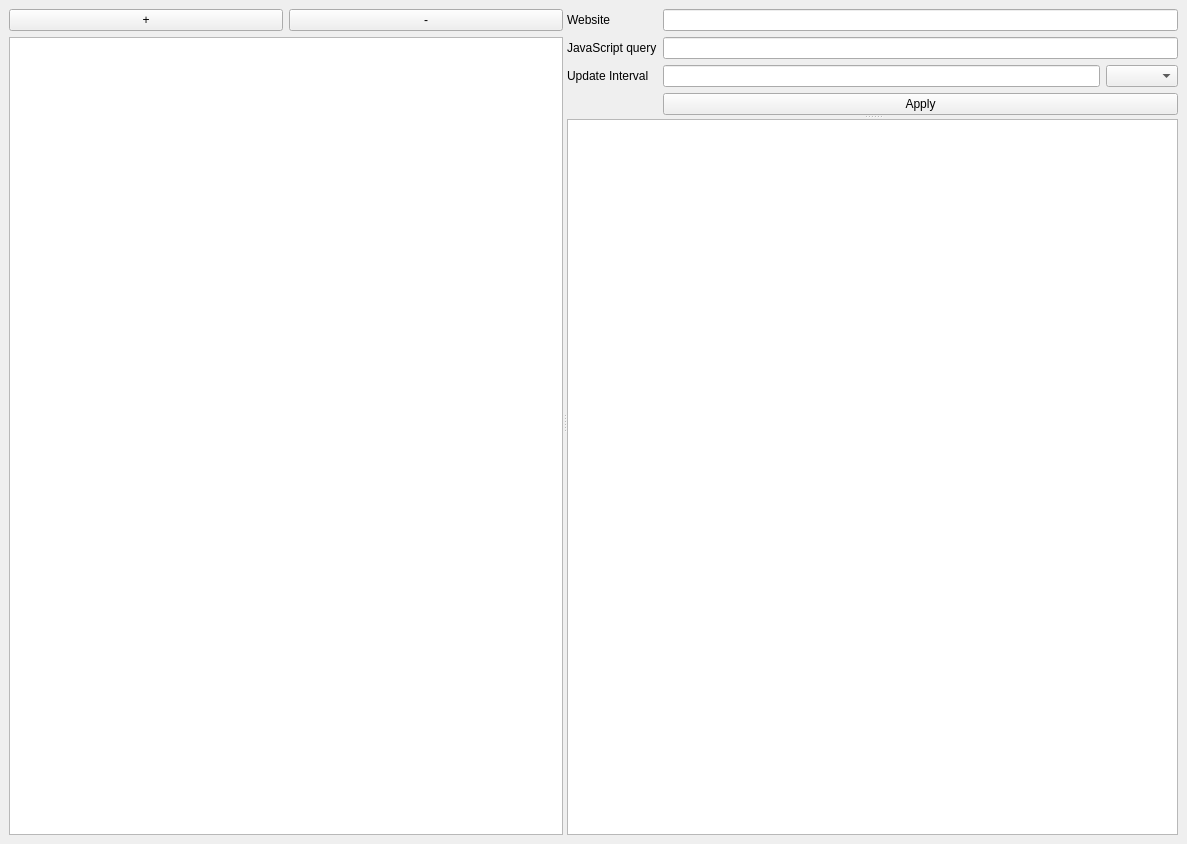
Before: the Qt Designer form src/mainwindow.ui in mmmm1998/WebWatcher, drawn with Qt 5.
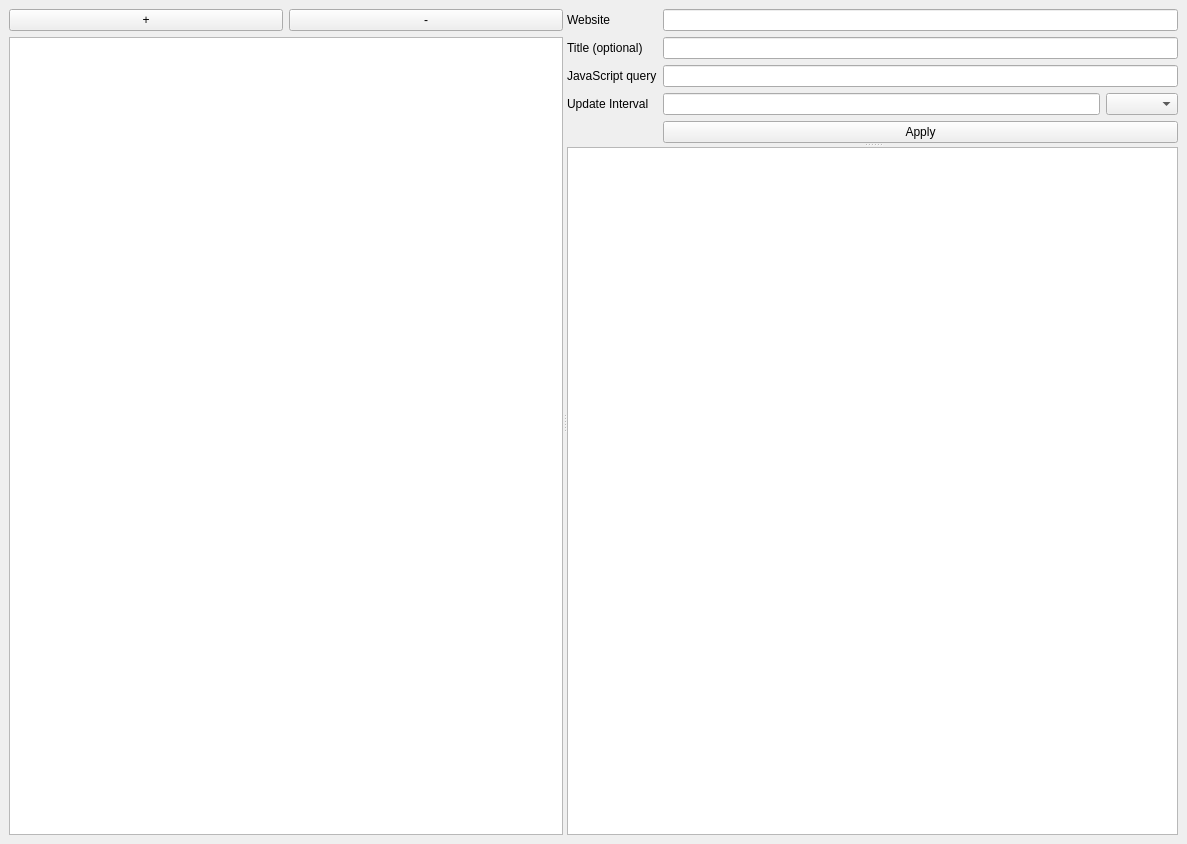
After: the same form once the commit is applied. Icons and pictures are not drawn.

Diff of the .ui file:
```diff
--- a/src/mainwindow.ui
+++ b/src/mainwindow.ui
@@ -105,24 +105,24 @@
          <item row="1" column="1">
           <widget class="QLineEdit" name="siteEdit"/>
          </item>
-         <item row="2" column="0">
+         <item row="3" column="0">
           <widget class="QLabel" name="queryLabel">
            <property name="text">
             <string>JavaScript query</string>
            </property>
           </widget>
          </item>
-         <item row="2" column="1">
+         <item row="3" column="1">
           <widget class="QLineEdit" name="queryEdit"/>
          </item>
-         <item row="3" column="0">
+         <item row="4" column="0">
           <widget class="QLabel" name="intervalLabel">
            <property name="text">
             <string>Update Interval</string>
            </property>
           </widget>
          </item>
-         <item row="3" column="1">
+         <item row="4" column="1">
           <layout class="QHBoxLayout" name="horizontalLayout_2">
            <item>
             <widget class="QLineEdit" name="intervalEdit"/>
@@ -151,13 +151,23 @@
            </item>
           </layout>
          </item>
-         <item row="4" column="1">
+         <item row="5" column="1">
           <widget class="QPushButton" name="updateSiteButtion">
            <property name="text">
             <string>Apply</string>
            </property>
           </widget>
          </item>
+         <item row="2" column="0">
+          <widget class="QLabel" name="titleLabel">
+           <property name="text">
+            <string>Title (optional)</string>
+           </property>
+          </widget>
+         </item>
+         <item row="2" column="1">
+          <widget class="QLineEdit" name="titleEdit"/>
+         </item>
         </layout>
        </widget>
        <widget class="QTableView" name="requestHistoryView">
```
Left out of the diff: 12 changed lines with no effect on the pictures.
